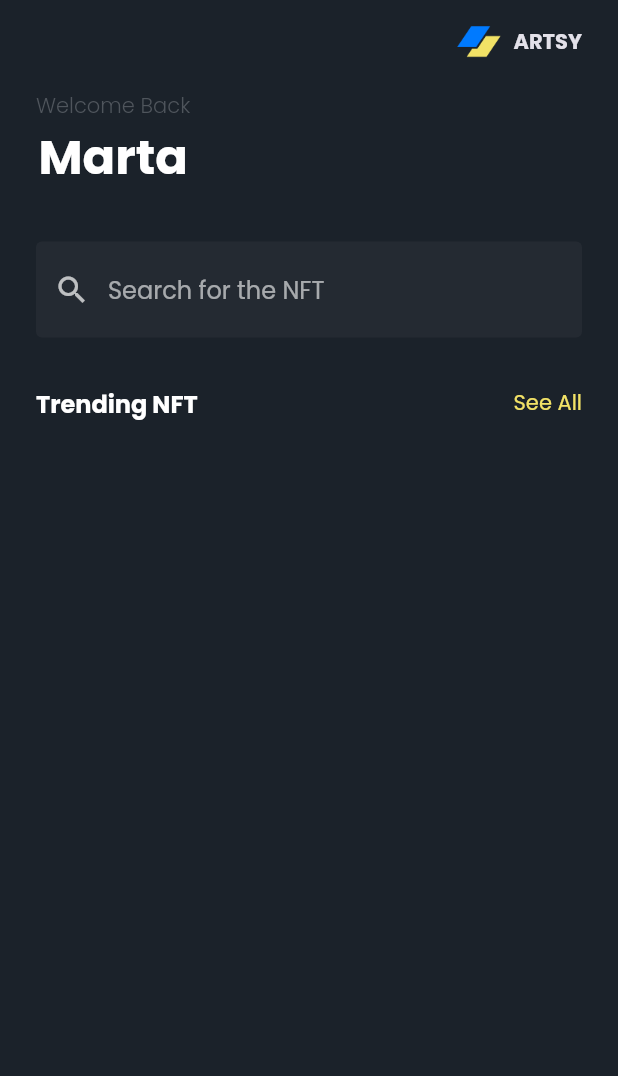
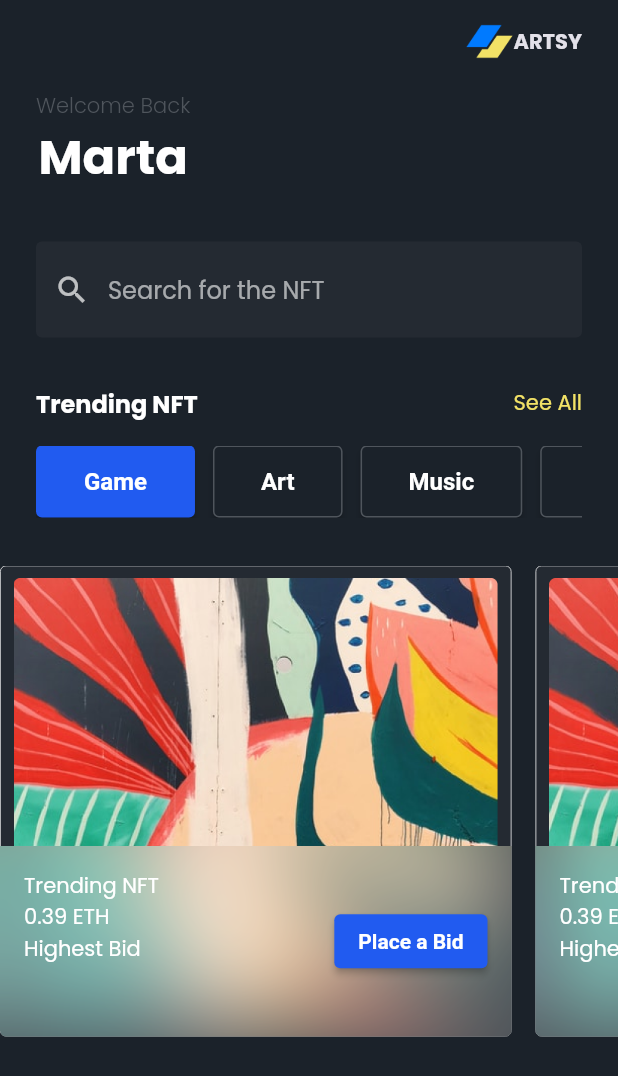
Before and after one commit to marta-werdaya/artsy_nft_marketplace, a Flutter app: the screen it shows after launch, on a phone screen of 412 x 824 dp. Shown: the top 1076 px of the screen. Run offline on Flutter 3.47's test engine with Material 2 defaults, Android fonts, the phone set to English and light mode, and no system bars; our stand-ins replace google_fonts.

Commit message:
add trending nft card, category

```diff
--- /dev/null
+++ b/lib/constant/app_sizes.dart
@@ -0,0 +1,40 @@
+import 'package:flutter/material.dart';
+
+/// Constant sizes to be used in the app (paddings, gaps, rounded corners etc.)
+class AppSizes {
+  static const pZero = 0.0;
+  static const p02 = 0.2;
+  static const p4 = 4.0;
+  static const p8 = 8.0;
+  static const p12 = 12.0;
+  static const p16 = 16.0;
+  static const p20 = 20.0;
+  static const p24 = 24.0;
+  static const p32 = 32.0;
+  static const p48 = 48.0;
+  static const p64 = 64.0;
+  static const p314 = 314.0;
+  static const p341 = 341.0;
+
+  /// Constant gap widths
+  static const gapW4 = SizedBox(width: p4);
+  static const gapW8 = SizedBox(width: p8);
+  static const gapW12 = SizedBox(width: p12);
+  static const gapW16 = SizedBox(width: p16);
+  static const gapW20 = SizedBox(width: p20);
+  static const gapW24 = SizedBox(width: p24);
+  static const gapW32 = SizedBox(width: p32);
+  static const gapW48 = SizedBox(width: p48);
+  static const gapW64 = SizedBox(width: p64);
+
+  /// Constant gap heights
+  static const gapH4 = SizedBox(height: p4);
+  static const gapH8 = SizedBox(height: p8);
+  static const gapH12 = SizedBox(height: p12);
+  static const gapH16 = SizedBox(height: p16);
+  static const gapH20 = SizedBox(height: p20);
+  static const gapH24 = SizedBox(height: p24);
+  static const gapH32 = SizedBox(height: p32);
+  static const gapH48 = SizedBox(height: p48);
+  static const gapH64 = SizedBox(height: p64);
+}
--- /dev/null
+++ b/lib/constant/button_styles.dart
@@ -0,0 +1,30 @@
+import 'package:artsy_nft_marketplace/theme/theme_color.dart';
+import 'package:flutter/material.dart';
+
+import 'app_sizes.dart';
+
+class StyleButton {
+  static final activeCategory = ElevatedButton.styleFrom(
+    textStyle: TextStyle(fontSize: AppSizes.p16, fontWeight: FontWeight.w600),
+    padding: EdgeInsets.symmetric(
+      horizontal: AppSizes.p32,
+      vertical: AppSizes.p8,
+    ),
+  );
+  static final placeABid = ElevatedButton.styleFrom(
+    textStyle: TextStyle(fontWeight: FontWeight.w600),
+    padding: EdgeInsets.symmetric(
+      horizontal: AppSizes.p16,
+      vertical: AppSizes.p8,
+    ),
+  );
+  static final inactiveCategory = OutlinedButton.styleFrom(
+    textStyle: TextStyle(fontSize: AppSizes.p16, fontWeight: FontWeight.w600),
+    backgroundColor: ThemeColor.bg,
+    side: BorderSide(color: ThemeColor.inactive),
+    padding: EdgeInsets.symmetric(
+      horizontal: AppSizes.p32,
+      vertical: AppSizes.p8,
+    ),
+  );
+}
--- a/lib/pages/home_page.dart
+++ b/lib/pages/home_page.dart
@@ -1,6 +1,13 @@
-import 'package:artsy_nft_marketplace/constant/asset_constant.dart';
+import 'dart:ui';
+
+import 'package:artsy_nft_marketplace/constant/app_sizes.dart';
+import 'package:artsy_nft_marketplace/constant/button_styles.dart';
 import 'package:artsy_nft_marketplace/theme/theme_color.dart';
 import 'package:flutter/material.dart';
+
+import '../widgets/logo_app_bar.dart';
+import '../widgets/search_bar.dart';
+import '../widgets/title_widget.dart';
 
 class HomePage extends StatelessWidget {
   const HomePage({Key? key}) : super(key: key);
@@ -8,83 +15,205 @@ class HomePage extends StatelessWidget {
   @override
   Widget build(BuildContext context) {
     return Scaffold(
-      appBar: CustomAppBarHome(),
+      appBar: LogoAppBar(),
       body: SingleChildScrollView(
-        child: Container(
-          margin: EdgeInsets.symmetric(horizontal: 24),
         child: Column(
           crossAxisAlignment: CrossAxisAlignment.start,
           children: [
-              WelcomeWidget(),
-              CustomeSearchBarWidget(),
-              CustomTitleWidget()
+            WelcomeText(),
+            SearchBar(),
+            TitleWidget(),
+            CategoryWidget(),
+            TrendingNFT(),
           ],
-          ),
         ),
       ),
     );
   }
 }
 
-class CustomTitleWidget extends StatelessWidget {
-  const CustomTitleWidget({
+class TrendingNFT extends StatelessWidget {
+  const TrendingNFT({
+    Key? key,
+  }) : super(key: key);
+
+  @override
+  Widget build(BuildContext context) {
+    return Container(
+      height: AppSizes.p314,
+      child: ListView(
+        scrollDirection: Axis.horizontal,
+        children: [
+          CardNFT(),
+          CardNFT(),
+          CardNFT(),
+        ],
+      ),
+    );
+  }
+}
+
+class CardNFT extends StatelessWidget {
+  const CardNFT({
+    Key? key,
+  }) : super(key: key);
+
+  @override
+  Widget build(BuildContext context) {
+    return Stack(
+      children: [
+        // hold the picture and container for the picture
+        Container(
+          margin: EdgeInsets.only(right: AppSizes.p16),
+          width: AppSizes.p341,
+          decoration: BoxDecoration(
+            color: ThemeColor.primary_shade,
+            borderRadius: BorderRadius.circular(AppSizes.p4),
+            border: Border.all(
+              color: ThemeColor.white,
+              width: 0.5,
+            ),
+          ),
+          child: Padding(
+            padding: EdgeInsets.all(AppSizes.p8),
+            child: Image.asset(
+              'assets/images/nft1_artsy.png',
+            ),
+          ),
+        ),
+        // Glass looking placement for the text
+        Positioned(
+          left: AppSizes.pZero,
+          bottom: AppSizes.pZero,
+          child: GlassMorphism(
+            child: Padding(
+              padding: EdgeInsets.all(AppSizes.p16),
+              child: Row(
+                mainAxisAlignment: MainAxisAlignment.spaceBetween,
+                children: [
+                  Column(
+                    crossAxisAlignment: CrossAxisAlignment.start,
+                    children: [
+                      Text('Trending NFT'),
+                      Text('0.39 ETH'),
+                      Text('Highest Bid'),
+                    ],
+                  ),
+                  ElevatedButton(
+                    onPressed: () {},
+                    style: StyleButton.placeABid,
+                    child: Text('Place a Bid'),
+                  )
+                ],
+              ),
+            ),
+          ),
+        )
+      ],
+    );
+  }
+}
+
+class GlassMorphism extends StatelessWidget {
+  final Widget child;
+  const GlassMorphism({Key? key, required this.child}) : super(key: key);
+
+  @override
+  Widget build(BuildContext context) {
+    return ClipRRect(
+      borderRadius: BorderRadius.vertical(
+        bottom: Radius.circular(AppSizes.p4),
+      ),
+      child: BackdropFilter(
+        filter: ImageFilter.blur(sigmaX: AppSizes.p32, sigmaY: AppSizes.p32),
+        child: Container(
+          height: 127,
+          width: 341,
+          color: Colors.white.withOpacity(AppSizes.p02),
+          child: child,
+        ),
+      ),
+    );
+  }
+}
+
+class CategoryWidget extends StatelessWidget {
+  const CategoryWidget({
+    Key? key,
+  }) : super(key: key);
+
+  @override
+  Widget build(BuildContext context) {
+    return Container(
+      margin: EdgeInsets.only(
+        bottom: AppSizes.p32,
+        left: AppSizes.p24,
+        right: AppSizes.p24,
+      ),
+      height: AppSizes.p48,
+      child: ListView(scrollDirection: Axis.horizontal, children: [
+        CategoryButton(
+          isActive: true,
+          title: 'Game',
+        ),
+        CategoryButton(
+          isActive: false,
+          title: 'Art',
+        ),
+        CategoryButton(
+          isActive: false,
+          title: 'Music',
+        ),
+        CategoryButton(
+          isActive: false,
+          title: 'Video',
+        ),
+        CategoryButton(
+          isActive: false,
+          title: 'GIF',
+        ),
+      ]),
+    );
+  }
+}
+
+class CategoryButton extends StatelessWidget {
+  final bool isActive;
+  final String title;
+  const CategoryButton({
+    Key? key,
+    required this.isActive,
+    required this.title,
+  }) : super(key: key);
+
+  @override
+  Widget build(BuildContext context) {
+    return Padding(
+      padding: EdgeInsets.only(right: AppSizes.p12),
+      child: Container(
+        decoration: BoxDecoration(),
+        child: ElevatedButton(
+          style: isActive
+              ? StyleButton.activeCategory
+              : StyleButton.inactiveCategory,
+          onPressed: () {},
+          child: Text(title),
+        ),
+      ),
+    );
+  }
+}
+
+class WelcomeText extends StatelessWidget {
+  const WelcomeText({
     Key? key,
   }) : super(key: key);
 
   @override
   Widget build(BuildContext context) {
     return Padding(
-      padding: EdgeInsets.only(bottom: 16),
-      child: Row(
-        mainAxisAlignment: MainAxisAlignment.spaceBetween,
-        mainAxisSize: MainAxisSize.max,
-        children: [
-          Text(
-            'Trending NFT',
-            style: TextStyle(
-              fontSize: 16,
-              fontWeight: FontWeight.bold,
-            ),
-          ),
-          Text(
-            'See All',
-            style: TextStyle(
-              color: ThemeColor.secondary,
-            ),
-          ),
-        ],
-      ),
-    );
-  }
-}
-
-class CustomeSearchBarWidget extends StatelessWidget {
-  const CustomeSearchBarWidget({
-    Key? key,
-  }) : super(key: key);
-
-  @override
-  Widget build(BuildContext context) {
-    return Padding(
-      padding: EdgeInsets.only(bottom: 32),
-      child: TextFormField(
-        decoration: InputDecoration(
-          hintText: 'Search for the NFT',
-          prefixIcon: Icon(Icons.search),
-        ),
-      ),
-    );
-  }
-}
-
-class WelcomeWidget extends StatelessWidget {
-  const WelcomeWidget({
-    Key? key,
-  }) : super(key: key);
-
-  @override
-  Widget build(BuildContext context) {
-    return Column(
+      padding: EdgeInsets.symmetric(horizontal: AppSizes.p24),
+      child: Column(
         children: [
           Text(
             'Welcome Back',
@@ -94,52 +223,13 @@ class WelcomeWidget extends StatelessWidget {
           Text(
             'Marta',
             style: TextStyle(
-            fontSize: 32,
+              fontSize: AppSizes.p32,
               fontWeight: FontWeight.bold,
             ),
           ),
-        SizedBox(
-          height: 32,
-        )
+          AppSizes.gapH32
         ],
+      ),
     );
   }
 }
-
-class CustomAppBarHome extends StatelessWidget implements PreferredSize {
-  const CustomAppBarHome({
-    Key? key,
-  }) : super(key: key);
-
-  @override
-  Widget get child => AppBar();
-
-  @override
-  Size get preferredSize => Size.fromHeight(60.0);
-
-  @override
-  Widget build(BuildContext context) {
-    return AppBar(
-      actions: [
-        Padding(
-          padding: EdgeInsets.only(right: 24),
-          child: Row(
-            children: [
-              Image.asset(
-                AssetConstants.iconArtsy,
-                width: 30,
-              ),
-              SizedBox(width: 8),
-              Text(
-                'ARTSY',
-                style: TextStyle(
-                  fontWeight: FontWeight.bold,
-                ),
-              ),
-            ],
-          ),
-        )
-      ],
-    );
-  }
-}
--- /dev/null
+++ b/lib/widgets/logo_app_bar.dart
@@ -0,0 +1,42 @@
+import 'package:flutter/material.dart';
+
+import '../constant/app_sizes.dart';
+import '../constant/asset_constant.dart';
+
+class LogoAppBar extends StatelessWidget implements PreferredSize {
+  const LogoAppBar({
+    Key? key,
+  }) : super(key: key);
+
+  @override
+  Widget get child => AppBar();
+
+  @override
+  Size get preferredSize => Size.fromHeight(60.0);
+
+  @override
+  Widget build(BuildContext context) {
+    return AppBar(
+      actions: [
+        Padding(
+          padding: EdgeInsets.only(right: AppSizes.p24),
+          child: Row(
+            children: [
+              Image.asset(
+                AssetConstants.iconArtsy,
+                width: AppSizes.p32,
+              ),
+              AppSizes.gapH8,
+              Text(
+                'ARTSY',
+                style: TextStyle(
+                  fontWeight: FontWeight.bold,
+                ),
+              ),
+            ],
+          ),
+        )
+      ],
+    );
+  }
+}
--- /dev/null
+++ b/lib/widgets/search_bar.dart
@@ -0,0 +1,26 @@
+import 'package:flutter/material.dart';
+
+import '../constant/app_sizes.dart';
+
+class SearchBar extends StatelessWidget {
+  const SearchBar({
+    Key? key,
+  }) : super(key: key);
+
+  @override
+  Widget build(BuildContext context) {
+    return Padding(
+      padding: EdgeInsets.only(
+        bottom: AppSizes.p32,
+        left: AppSizes.p24,
+        right: AppSizes.p24,
+      ),
+      child: TextFormField(
+        decoration: InputDecoration(
+          hintText: 'Search for the NFT',
+          prefixIcon: Icon(Icons.search),
+        ),
+      ),
+    );
+  }
+}
--- /dev/null
+++ b/lib/widgets/title_widget.dart
@@ -0,0 +1,40 @@
+import 'package:flutter/material.dart';
+
+import '../constant/app_sizes.dart';
+import '../theme/theme_color.dart';
+
+class TitleWidget extends StatelessWidget {
+  const TitleWidget({
+    Key? key,
+  }) : super(key: key);
+
+  @override
+  Widget build(BuildContext context) {
+    return Padding(
+      padding: EdgeInsets.only(
+        bottom: AppSizes.p16,
+        left: AppSizes.p24,
+        right: AppSizes.p24,
+      ),
+      child: Row(
+        mainAxisAlignment: MainAxisAlignment.spaceBetween,
+        mainAxisSize: MainAxisSize.max,
+        children: [
+          Text(
+            'Trending NFT',
+            style: TextStyle(
+              fontSize: AppSizes.p16,
+              fontWeight: FontWeight.bold,
+            ),
+          ),
+          Text(
+            'See All',
+            style: TextStyle(
+              color: ThemeColor.secondary,
+            ),
+          ),
+        ],
+      ),
+    );
+  }
+}
--- a/pubspec.yaml
+++ b/pubspec.yaml
@@ -37,6 +37,7 @@ flutter:
   # To add assets to your application, add an assets section, like this:
   assets:
     - assets/icons/
+    - assets/images/
 
   # An image asset can refer to one or more resolution-specific "variants", see
   # https://flutter.dev/assets-and-images/#resolution-aware
```
Also changed, not shown: assets/images/nft1_artsy.png (added). Lines whose indentation alone changed are shown as unchanged.
